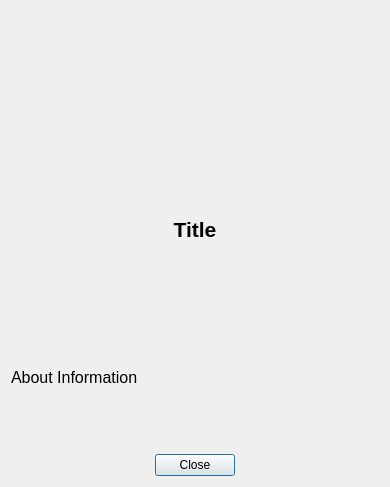
First picture: the form in ui/about.ui, repository n7tms/sp_messaging, before the edit.
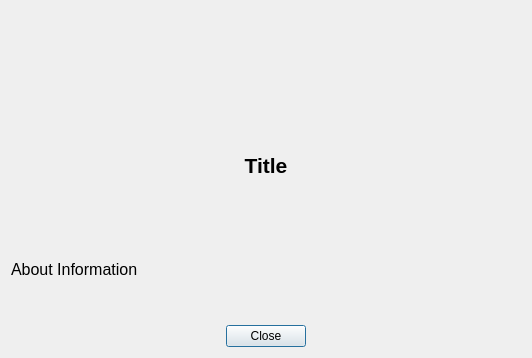
Second picture: the form after the edit. Icons and pictures are not drawn.

The edit to the form file:
```diff
--- a/ui/about.ui
+++ b/ui/about.ui
@@ -6,8 +6,8 @@
    <rect>
     <x>0</x>
     <y>0</y>
-    <width>390</width>
-    <height>487</height>
+    <width>532</width>
+    <height>358</height>
    </rect>
   </property>
   <property name="windowTitle">
@@ -35,6 +35,12 @@
      </item>
      <item>
       <widget class="QLabel" name="label">
+       <property name="maximumSize">
+        <size>
+         <width>500</width>
+         <height>150</height>
+        </size>
+       </property>
        <property name="text">
         <string/>
        </property>
@@ -44,6 +50,9 @@
        <property name="scaledContents">
         <bool>true</bool>
        </property>
+       <property name="alignment">
+        <set>Qt::AlignmentFlag::AlignCenter</set>
+       </property>
       </widget>
      </item>
      <item>
```
Left out of the diff: 6 changed lines with no effect on the pictures.
